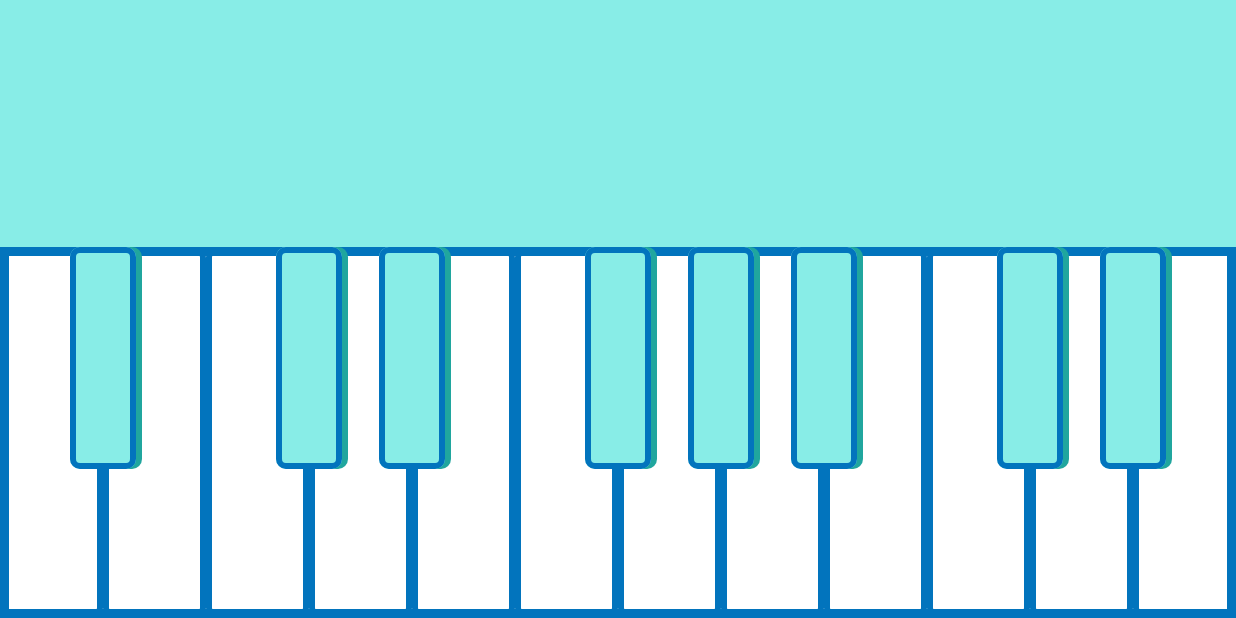
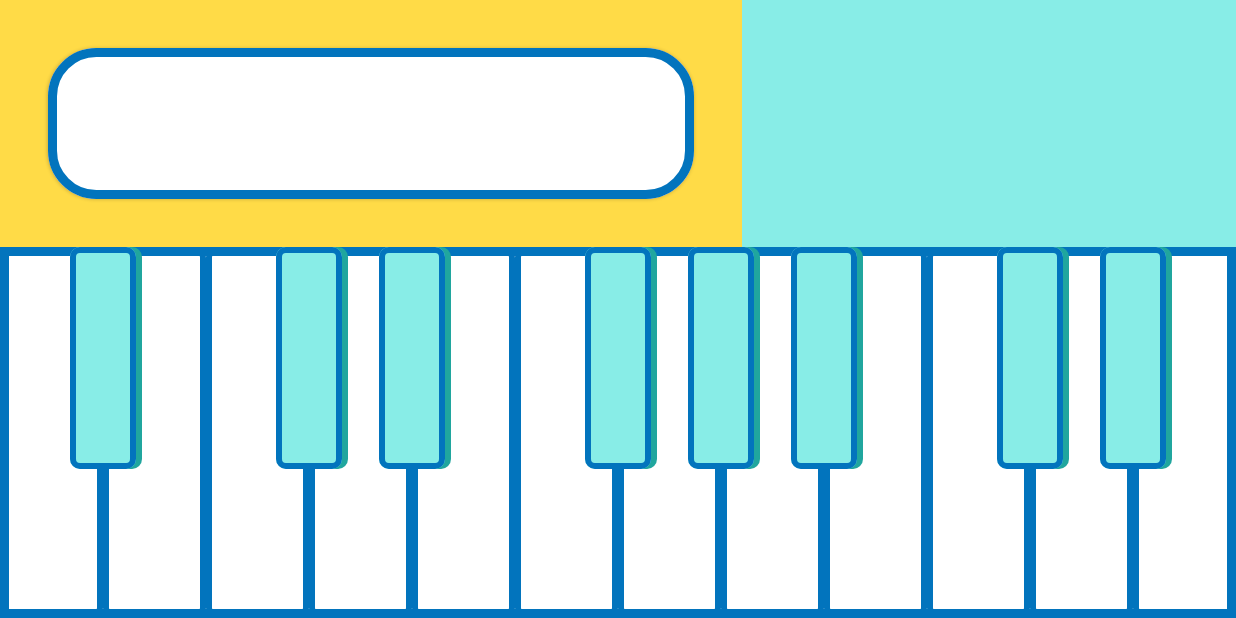
Before and after one commit to CherifiMi/Midi-Compose, an Android app built with Jetpack Compose: the screen it shows after launch (MainActivity), on a phone screen of 824 x 412 dp (held sideways). Run offline under Robolectric (Android 15) with nearby library versions, the phone set to English and light mode, and no system bars; libraries missing offline, so code that uses them is left out: processing.android, processing.core; 4 statements that could not run were skipped.

```diff
--- a/app/src/main/java/com/example/midi/MainActivity.kt
+++ b/app/src/main/java/com/example/midi/MainActivity.kt
@@ -8,10 +8,14 @@ import android.view.ViewGroup
 import androidx.activity.compose.setContent
 import androidx.activity.viewModels
 import androidx.compose.foundation.background
+import androidx.compose.foundation.border
 import androidx.compose.foundation.layout.*
+import androidx.compose.foundation.shape.RoundedCornerShape
+import androidx.compose.material.Card
 import androidx.compose.ui.ExperimentalComposeUiApi
 import androidx.compose.ui.Modifier
 import androidx.compose.ui.graphics.Color
+import androidx.compose.ui.unit.dp
 import androidx.compose.ui.viewinterop.AndroidView
 import androidx.core.view.ViewCompat
 import androidx.core.view.WindowInsetsCompat
@@ -53,10 +57,15 @@ class MainActivity : FragmentActivity() {
                         .fillMaxSize()
                     ){
 
-                        Box(modifier = Modifier
+                        Card(
+                            shape = RoundedCornerShape(32),
+                            modifier = Modifier
                             .weight(6f)
-                            .background(LightBlueColor)
+                            .background(Color.Transparent)
                             .fillMaxSize()
+                            .padding(32.dp)
+                            .border(6.dp, StrockColor, RoundedCornerShape(32))
+                            .background(LightPinkColor, RoundedCornerShape(32))
                         ){
                             AndroidView(
                                 factory = { context: Context ->
--- a/app/src/main/res/layout/text_layout.xml
+++ b/app/src/main/res/layout/text_layout.xml
@@ -1,6 +1,7 @@
 <?xml version="1.0" encoding="utf-8"?>
 <LinearLayout xmlns:android="http://schemas.android.com/apk/res/android"
     android:layout_width="match_parent"
+    android:background="@android:color/transparent"
     android:layout_height="match_parent">
 
 </LinearLayout>
```
Also changed, not shown: app/src/main/java/com/example/midi/ui/components/Waves.kt (+0 -13 lines), app/src/main/java/com/example/midi/ui/components/osilloscope/Oscilloscope.kt (+8 -24 lines).
